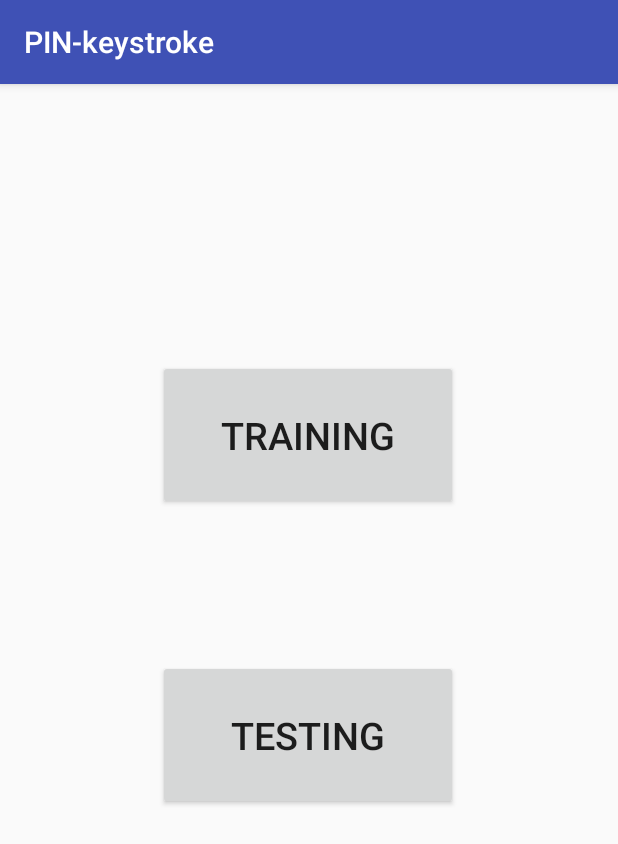
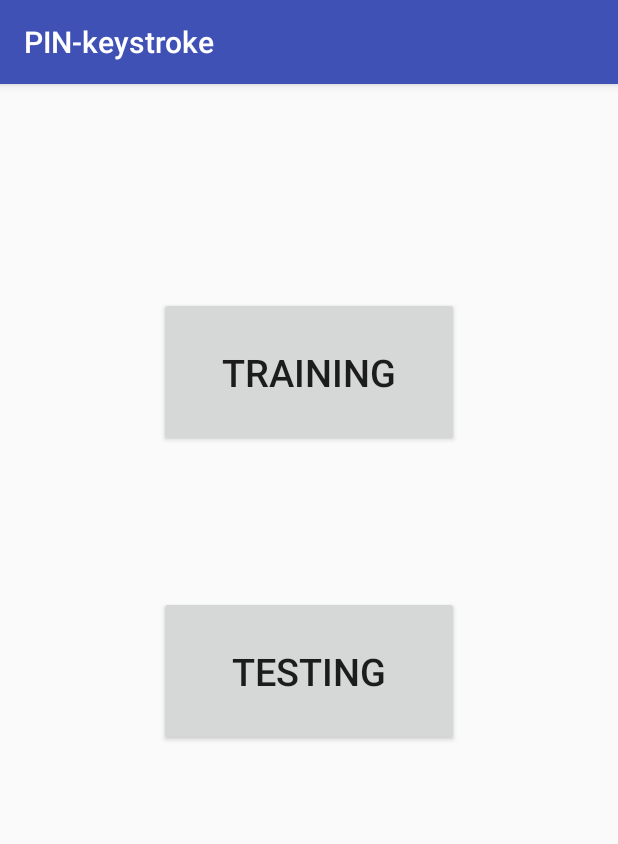
Before and after one commit to hannahmunoz/PIN-keystroke, an Android app: the screen it shows after launch (MainActivity), on a phone screen of 412 x 824 dp. Shown: the top 844 px of the screen. Run offline under Robolectric (Android 15) with nearby library versions, the phone set to English and light mode, and no system bars.

Commit message:
got pages linked together working on keyboard

```diff
--- a/PIN-keystroke/app/src/main/AndroidManifest.xml
+++ b/PIN-keystroke/app/src/main/AndroidManifest.xml
@@ -1,7 +1,7 @@
 <?xml version="1.0" encoding="utf-8"?>
 <manifest xmlns:android="http://schemas.android.com/apk/res/android"
     package="com.example.hannah.pin_keystroke" >
-
+    <uses-permission android:name="android.permission.WRITE_EXTERNAL_STORAGE" />
     <application
         android:allowBackup="true"
         android:icon="@mipmap/ic_launcher"
@@ -16,6 +16,8 @@
                 <category android:name="android.intent.category.LAUNCHER" />
             </intent-filter>
         </activity>
+        <activity android:label="@string/app_name" android:name=".TrainingMain"/>
+        <activity android:label="@string/app_name" android:name=".TrainingPIN"/>
     </application>
 
 </manifest>
--- a/PIN-keystroke/app/src/main/java/com/example/hannah/pin_keystroke/MainActivity.java
+++ b/PIN-keystroke/app/src/main/java/com/example/hannah/pin_keystroke/MainActivity.java
@@ -1,20 +1,65 @@
 package com.example.hannah.pin_keystroke;
 
+import android.Manifest;
+import android.content.Intent;
+import android.support.v4.app.ActivityCompat;
+import android.support.v4.content.ContextCompat;
 import android.support.v7.app.AppCompatActivity;
 import android.os.Bundle;
+import android.view.View;
+import android.widget.Button;
 import android.widget.TextView;
 
-public class MainActivity extends AppCompatActivity {
+public class MainActivity extends AppCompatActivity implements View.OnClickListener {
 
     @Override
     protected void onCreate(Bundle savedInstanceState) {
         super.onCreate(savedInstanceState);
+
+        //create the layout
         setContentView(R.layout.activity_main);
+        //training button
+        Button training = (Button) findViewById(R.id.training);
+        training.setOnClickListener(this);
+        //testing button
+        Button testing = (Button) findViewById(R.id.testing);
+        testing.setOnClickListener(this);
+
+        getPermissions();
 
     // Example of a call to a native method
     //TextView tv = (TextView) findViewById(R.id.sample_text);
     //tv.setText(stringFromJNI());
     }
+
+    private void getPermissions() {
+        //file permission
+        int permissionCheck = ContextCompat.checkSelfPermission(this, Manifest.permission.WRITE_EXTERNAL_STORAGE);
+        if (permissionCheck != 0) {
+            ActivityCompat.requestPermissions(this, new String[]{android.Manifest.permission.WRITE_EXTERNAL_STORAGE}, 1);
+        }
+
+    }
+
+    @Override
+    public void onClick(View v) {
+        if (ContextCompat.checkSelfPermission(this, Manifest.permission.WRITE_EXTERNAL_STORAGE) == 0) {
+            switch (v.getId()) {
+                case (R.id.training):
+                    //go to training main
+                    Intent intent = new Intent(MainActivity.this, TrainingMain.class);
+                    startActivity(intent);
+                    break;
+                case (R.id.testing):
+                    break;
+            }
+        }
+        else{
+            getPermissions();
+        }
+
+    }
+
 
     /**
      * A native method that is implemented by the 'native-lib' native library,
--- a/PIN-keystroke/app/src/main/res/layout/activity_main.xml
+++ b/PIN-keystroke/app/src/main/res/layout/activity_main.xml
@@ -5,15 +5,17 @@
     xmlns:app="http://schemas.android.com/apk/res-auto"
     android:layout_width="match_parent"
     android:layout_height="match_parent"
-    tools:context="com.example.hannah.pin_keystroke.MainActivity">
+    tools:context="com.example.hannah.pin_keystroke.MainActivity"
+    tools:layout_editor_absoluteY="89dp"
+    tools:layout_editor_absoluteX="0dp">
 
     <android.support.constraint.Guideline
         android:layout_width="wrap_content"
         android:layout_height="wrap_content"
         android:id="@+id/guideline"
-        app:layout_constraintGuide_begin="20dp"
         android:orientation="horizontal"
-        tools:layout_editor_absoluteY="19dp"
+        app:layout_constraintGuide_end="584dp"
+        tools:layout_editor_absoluteY="242dp"
         tools:layout_editor_absoluteX="0dp" />
 
     <Button
@@ -22,14 +24,11 @@
         android:layout_height="100dp"
         android:textSize="25dp"
         android:text="Training"
-        app:layout_constraintLeft_toLeftOf="parent"
+        tools:layout_constraintTop_creator="1"
         app:layout_constraintRight_toRightOf="parent"
-        tools:layout_constraintRight_creator="1"
-        tools:layout_constraintBottom_creator="1"
-        app:layout_constraintBottom_toTopOf="@+id/testing"
-        tools:layout_constraintLeft_creator="1"
-        android:layout_marginBottom="100dp"
-        app:layout_constraintHorizontal_bias="0.498" />
+        android:layout_marginTop="142dp"
+        app:layout_constraintTop_toTopOf="parent"
+        app:layout_constraintLeft_toLeftOf="parent" />
 
     <Button
         android:id="@+id/testing"
@@ -37,20 +36,39 @@
         android:layout_height="100dp"
         android:textSize="25dp"
         android:text="Testing"
-        app:layout_constraintLeft_toLeftOf="parent"
+        tools:layout_constraintTop_creator="1"
+        tools:layout_constraintRight_creator="1"
         app:layout_constraintRight_toRightOf="parent"
-        tools:layout_constraintRight_creator="1"
-        tools:layout_constraintBottom_creator="1"
-        app:layout_constraintBottom_toBottomOf="parent"
+        android:layout_marginTop="99dp"
+        app:layout_constraintTop_toBottomOf="@+id/training"
         tools:layout_constraintLeft_creator="1"
-        android:layout_marginBottom="284dp"
-        app:layout_constraintHorizontal_bias="0.498" />
+        app:layout_constraintLeft_toLeftOf="parent" />
 
     <android.support.constraint.Guideline
         android:layout_width="wrap_content"
         android:layout_height="wrap_content"
         android:id="@+id/guideline2"
+        app:layout_constraintGuide_begin="260dp"
+        android:orientation="horizontal"
+        tools:layout_editor_absoluteY="260dp"
+        tools:layout_editor_absoluteX="0dp" />
+
+    <android.support.constraint.Guideline
+        android:layout_width="wrap_content"
+        android:layout_height="wrap_content"
+        android:id="@+id/guideline5"
         app:layout_constraintGuide_begin="20dp"
-        android:orientation="horizontal" />
+        android:orientation="vertical"
+        tools:layout_editor_absoluteY="0dp"
+        tools:layout_editor_absoluteX="20dp" />
+
+    <android.support.constraint.Guideline
+        android:layout_width="wrap_content"
+        android:layout_height="wrap_content"
+        android:id="@+id/guideline3"
+        app:layout_constraintGuide_begin="20dp"
+        android:orientation="horizontal"
+        tools:layout_editor_absoluteY="19dp"
+        tools:layout_editor_absoluteX="0dp" />
 
 </android.support.constraint.ConstraintLayout>
--- a/PIN-keystroke/app/src/main/res/layout/new_user.xml
+++ b/PIN-keystroke/app/src/main/res/layout/new_user.xml
@@ -33,7 +33,6 @@ This Will Result in Your Dataset Being Removed."
         android:layout_height="wrap_content"
         android:textSize="25dp"
         android:maxLength="15"
-        android:minLength="3"
         android:ems="10"
         android:inputType="text"
         android:text="Anonymous ID"
--- a/PIN-keystroke/app/src/main/res/layout/user_list.xml
+++ b/PIN-keystroke/app/src/main/res/layout/user_list.xml
@@ -11,9 +11,5 @@
         android:layout_width="match_parent"
         android:layout_height="match_parent">
 
-        <LinearLayout
-            android:layout_width="match_parent"
-            android:layout_height="wrap_content"
-            android:orientation="vertical" />
     </ScrollView>
 </LinearLayout>
```
Also changed, not shown: PIN-keystroke/app/src/main/java/com/example/hannah/pin_keystroke/TrainingMain.java (+35 -1 lines), PIN-keystroke/app/src/main/java/com/example/hannah/pin_keystroke/TrainingPIN.java (added, +23 -0 lines), PIN-keystroke/app/src/main/res/drawable/border.xml (added, +9 -0 lines), PIN-keystroke/app/src/main/res/layout/training.xml (+38 -36 lines), PIN-keystroke/app/src/main/res/layout/training_main.xml (+19 -15 lines).
